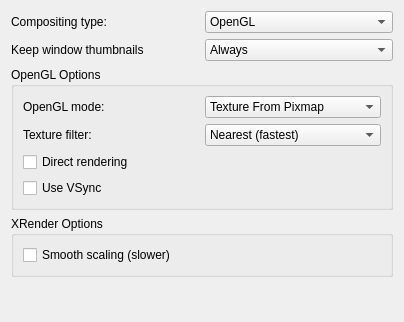
This is kcmkwin/kwincompositing/advanced.ui in KDE/kwin as Qt 5 draws it before an edit. The edited form follows.
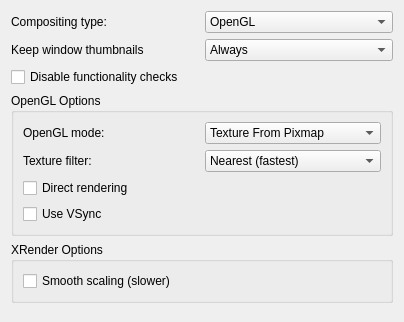
This is the edited form.

Commit message: Add an advanced option to override kwin's compositing checks (i.e. currently it allows to enable compositing even if self-check fails). Not recommended of course, and it's be still nice to get self-check work reliably. CCBUG: 170085

```diff
--- a/kcmkwin/kwincompositing/advanced.ui
+++ b/kcmkwin/kwincompositing/advanced.ui
@@ -65,6 +65,17 @@
      </item>
     </layout>
    </item>
+   <item>
+    <widget class="QCheckBox" name="disableChecks" >
+     <property name="whatsThis" >
+      <string>Enabling this option allows compositing to be activated even if some of the internal checks fail. Doing so may make the whole desktop unusable and its use is not recommened. Use only if KWin refuses to activate compositing on a system that should be capable of compositing.
+</string>
+     </property>
+     <property name="text" >
+      <string>Disable functionality checks</string>
+     </property>
+    </widget>
+   </item>
    <item>
     <widget class="QGroupBox" name="glGroup" >
      <property name="title" >
```
The commit also changes 4 other files.
